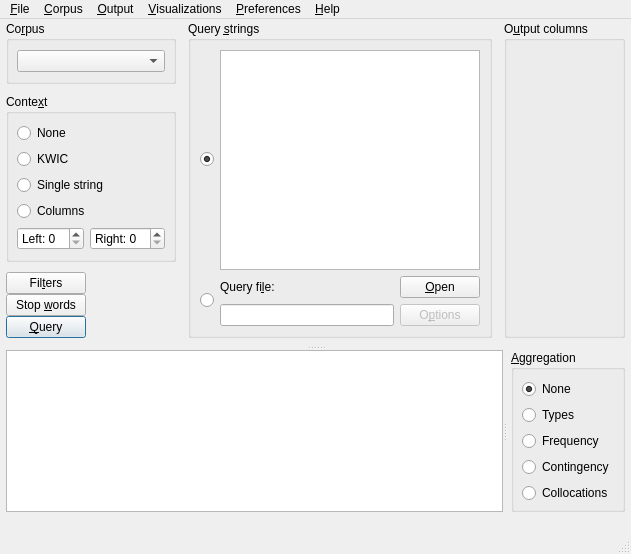
gkunter/coquery, file coquery/gui/ui/coquery.ui: the form before one commit.
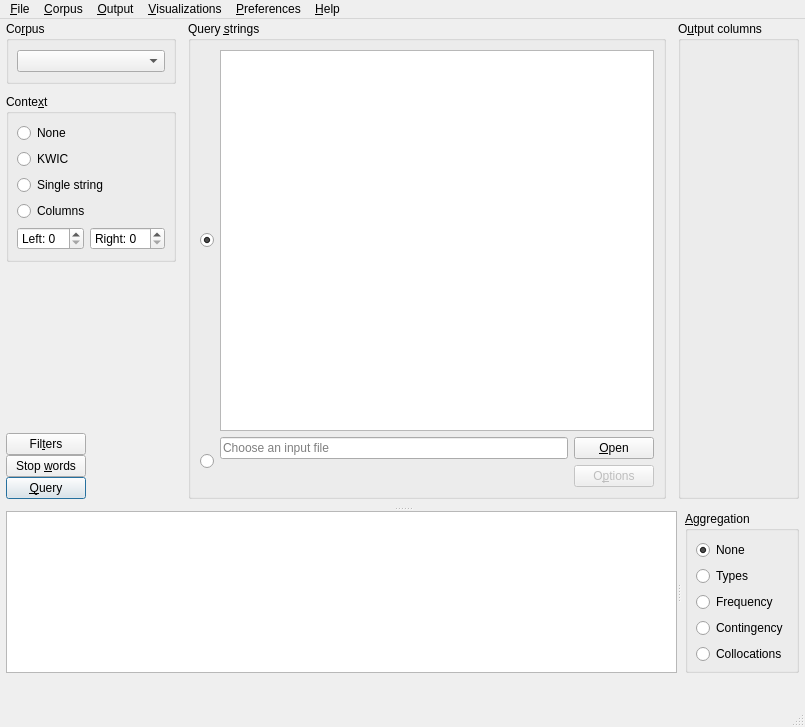
The form after the commit. Icons and pictures are not drawn.

Commit message: Fix layout issues

```diff
--- a/coquery/gui/ui/coquery.ui
+++ b/coquery/gui/ui/coquery.ui
@@ -6,8 +6,8 @@
    <rect>
     <x>0</x>
     <y>0</y>
-    <width>631</width>
-    <height>554</height>
+    <width>805</width>
+    <height>727</height>
    </rect>
   </property>
   <property name="windowTitle">
@@ -62,9 +62,9 @@
          <number>8</number>
         </property>
         <item>
-         <widget class="QWidget" name="" native="true">
+         <widget class="QWidget" name="widget" native="true">
           <property name="sizePolicy">
-           <sizepolicy hsizetype="Fixed" vsizetype="Fixed">
+           <sizepolicy hsizetype="Fixed" vsizetype="MinimumExpanding">
             <horstretch>0</horstretch>
             <verstretch>0</verstretch>
            </sizepolicy>
@@ -73,9 +73,6 @@
            <property name="spacing">
             <number>0</number>
            </property>
-           <property name="sizeConstraint">
-            <enum>QLayout::SetFixedSize</enum>
-           </property>
            <property name="margin">
             <number>0</number>
            </property>
@@ -408,22 +405,6 @@
              </property>
             </widget>
            </item>
-           <item row="1" column="1">
-            <widget class="QLabel" name="label">
-             <property name="sizePolicy">
-              <sizepolicy hsizetype="Minimum" vsizetype="Minimum">
-               <horstretch>0</horstretch>
-               <verstretch>0</verstretch>
-              </sizepolicy>
-             </property>
-             <property name="text">
-              <string>Query fi&amp;le:</string>
-             </property>
-             <property name="buddy">
-              <cstring>edit_file_name</cstring>
-             </property>
-            </widget>
-           </item>
            <item row="1" column="2">
             <widget class="QPushButton" name="button_browse_file">
              <property name="sizePolicy">
@@ -440,22 +421,6 @@
              </property>
             </widget>
            </item>
-           <item row="2" column="1">
-            <widget class="QLineEdit" name="edit_file_name">
-             <property name="enabled">
-              <bool>true</bool>
-             </property>
-             <property name="sizePolicy">
-              <sizepolicy hsizetype="MinimumExpanding" vsizetype="Minimum">
-               <horstretch>0</horstretch>
-               <verstretch>0</verstretch>
-              </sizepolicy>
-             </property>
-             <property name="accessibleDescription">
-              <string/>
-             </property>
-            </widget>
-           </item>
            <item row="2" column="2">
             <widget class="QPushButton" name="button_file_options">
              <property name="enabled">
@@ -475,6 +440,25 @@
              </property>
             </widget>
            </item>
+           <item row="1" column="1">
+            <widget class="QLineEdit" name="edit_file_name">
+             <property name="enabled">
+              <bool>true</bool>
+             </property>
+             <property name="sizePolicy">
+              <sizepolicy hsizetype="MinimumExpanding" vsizetype="Minimum">
+               <horstretch>0</horstretch>
+               <verstretch>0</verstretch>
+              </sizepolicy>
+             </property>
+             <property name="accessibleDescription">
+              <string/>
+             </property>
+             <property name="placeholderText">
+              <string>Choose an input file</string>
+             </property>
+            </widget>
+           </item>
           </layout>
          </widget>
         </item>
@@ -686,8 +670,8 @@
     <rect>
      <x>0</x>
      <y>0</y>
-     <width>631</width>
-     <height>23</height>
+     <width>805</width>
+     <height>34</height>
     </rect>
    </property>
    <widget class="QMenu" name="menuFile">
```
The commit also changes 1 other file.
